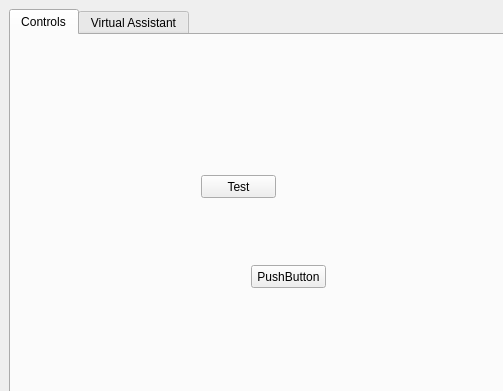
The window that UI/MainWindow.ui (ashwinpilgaonkar/Flick) describes before a commit, drawn with Qt 5; both pictures show x 0 to 503 and y 0 to 391 of the 842 by 603 pixel window.
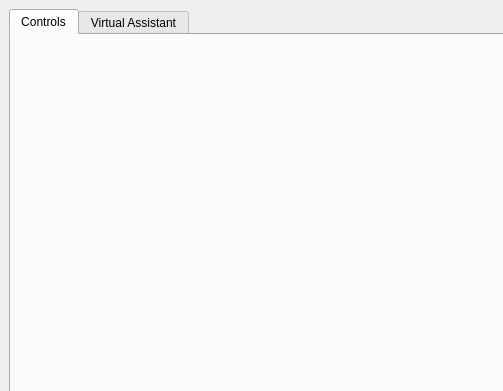
The same window after the commit. The open tabs and pages were chosen to show the change.

Commit message: Main Window updated

```diff
--- a/UI/MainWindow.ui
+++ b/UI/MainWindow.ui
@@ -33,32 +33,6 @@
        <attribute name="title">
         <string>Controls</string>
        </attribute>
-       <widget class="QPushButton" name="pushButton_2">
-        <property name="geometry">
-         <rect>
-          <x>240</x>
-          <y>230</y>
-          <width>75</width>
-          <height>23</height>
-         </rect>
-        </property>
-        <property name="text">
-         <string>PushButton</string>
-        </property>
-       </widget>
-       <widget class="QPushButton" name="pushButton">
-        <property name="geometry">
-         <rect>
-          <x>190</x>
-          <y>140</y>
-          <width>75</width>
-          <height>23</height>
-         </rect>
-        </property>
-        <property name="text">
-         <string>Test</string>
-        </property>
-       </widget>
       </widget>
       <widget class="QWidget" name="TabVA">
        <attribute name="title">
```
Left out of the diff: 13 changed lines with no effect on the pictures.
